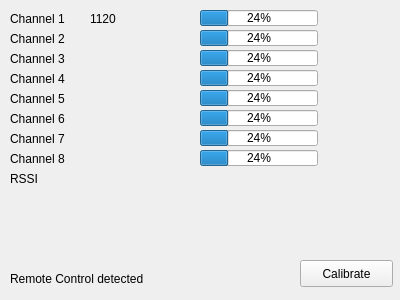
Old version of the form src/ui/QGCRemoteControlView.ui in the repository mavlink/qgroundcontrol.
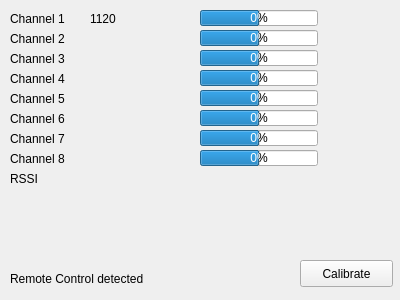
New version of the form.

What changed in the file:
```diff
--- a/src/ui/QGCRemoteControlView.ui
+++ b/src/ui/QGCRemoteControlView.ui
@@ -165,8 +165,20 @@
      <height>16</height>
     </rect>
    </property>
+   <property name="minimum">
+    <number>-100</number>
+   </property>
    <property name="value">
-    <number>24</number>
+    <number>0</number>
+   </property>
+   <property name="textVisible">
+    <bool>true</bool>
+   </property>
+   <property name="invertedAppearance">
+    <bool>false</bool>
+   </property>
+   <property name="format">
+    <string>%v%</string>
    </property>
   </widget>
   <widget class="QProgressBar" name="chan2ProgressBar">
@@ -178,8 +190,14 @@
      <height>16</height>
     </rect>
    </property>
+   <property name="minimum">
+    <number>-100</number>
+   </property>
    <property name="value">
-    <number>24</number>
+    <number>0</number>
+   </property>
+   <property name="format">
+    <string>%v%</string>
    </property>
   </widget>
   <widget class="QProgressBar" name="chan3ProgressBar">
@@ -191,8 +209,14 @@
      <height>16</height>
     </rect>
    </property>
+   <property name="minimum">
+    <number>-100</number>
+   </property>
    <property name="value">
-    <number>24</number>
+    <number>0</number>
+   </property>
+   <property name="format">
+    <string>%v%</string>
    </property>
   </widget>
   <widget class="QProgressBar" name="chan4ProgressBar">
@@ -204,8 +228,14 @@
      <height>16</height>
     </rect>
    </property>
+   <property name="minimum">
+    <number>-100</number>
+   </property>
    <property name="value">
-    <number>24</number>
+    <number>0</number>
+   </property>
+   <property name="format">
+    <string>%v%</string>
    </property>
   </widget>
   <widget class="QProgressBar" name="chan5ProgressBar">
@@ -217,8 +247,14 @@
      <height>16</height>
     </rect>
    </property>
+   <property name="minimum">
+    <number>-100</number>
+   </property>
    <property name="value">
-    <number>24</number>
+    <number>0</number>
+   </property>
+   <property name="format">
+    <string>%v%</string>
    </property>
   </widget>
   <widget class="QProgressBar" name="chan6ProgressBar">
@@ -230,8 +266,14 @@
      <height>16</height>
     </rect>
    </property>
+   <property name="minimum">
+    <number>-100</number>
+   </property>
    <property name="value">
-    <number>24</number>
+    <number>0</number>
+   </property>
+   <property name="format">
+    <string>%v%</string>
    </property>
   </widget>
   <widget class="QProgressBar" name="chan7ProgressBar">
@@ -243,8 +285,14 @@
      <height>16</height>
     </rect>
    </property>
+   <property name="minimum">
+    <number>-100</number>
+   </property>
    <property name="value">
-    <number>24</number>
+    <number>0</number>
+   </property>
+   <property name="format">
+    <string>%v%</string>
    </property>
   </widget>
   <widget class="QProgressBar" name="chan8ProgressBar">
@@ -256,8 +304,14 @@
      <height>16</height>
     </rect>
    </property>
+   <property name="minimum">
+    <number>-100</number>
+   </property>
    <property name="value">
-    <number>24</number>
+    <number>0</number>
+   </property>
+   <property name="format">
+    <string>%v%</string>
    </property>
   </widget>
   <widget class="QLabel" name="label_11">
```
